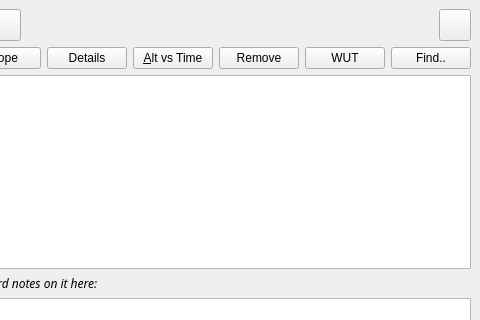
This is kstars/tools/observinglist.ui in KDE/kstars as Qt 5 draws it before an edit; both pictures show x 134 to 614 and y 0 to 320 of the 614 by 500 pixel window. The edited form follows.
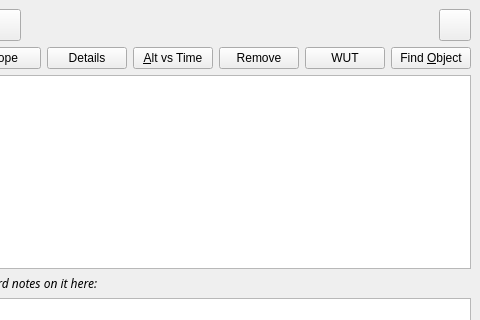
This is the edited form. Custom widgets are drawn as their Qt base class.

Commit message: Changing text from "find.." to "Find Object"

```diff
--- a/kstars/tools/observinglist.ui
+++ b/kstars/tools/observinglist.ui
@@ -367,7 +367,7 @@
         <string>Open the FindDialog for adding objects to the list</string>
        </property>
        <property name="text" >
-        <string>Find..</string>
+        <string>Find &amp;Object</string>
        </property>
       </widget>
      </item>
```
